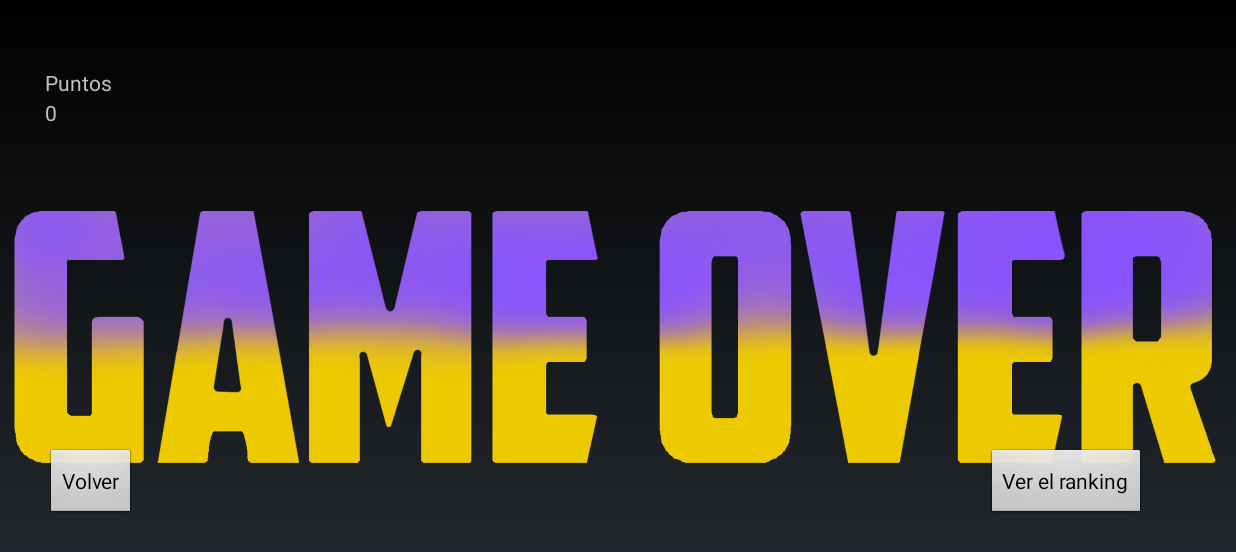
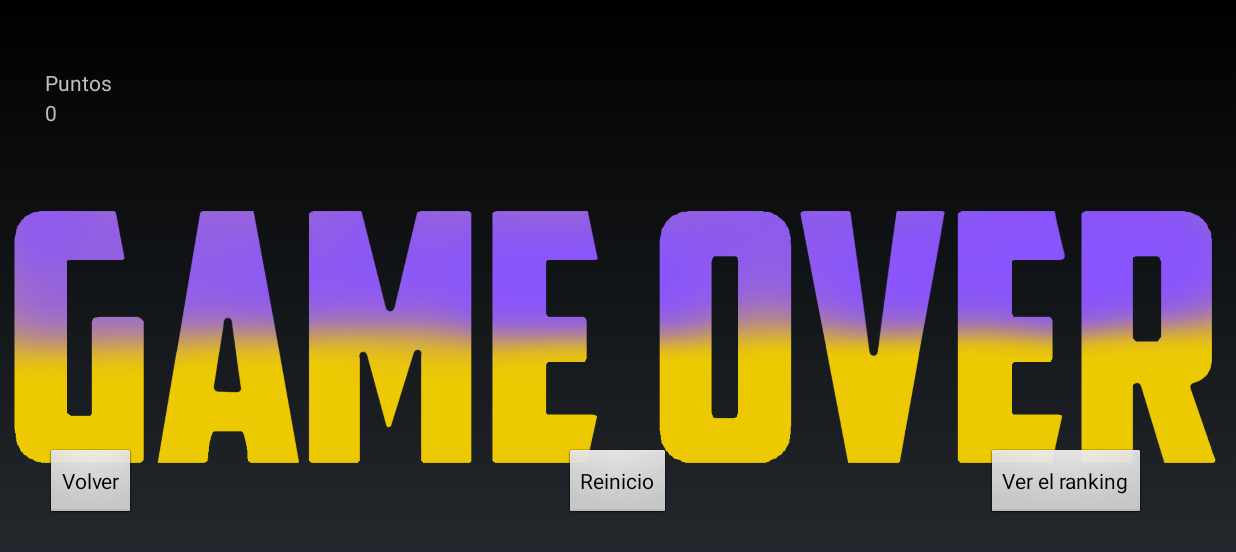
Before and after one commit to Rauldilla/SPACE-INVADERS-FINAL, an Android app: the MenuActivity screen opened directly, with no data from a screen before it, on a phone screen of 824 x 412 dp (held sideways). Shown: the top 552 px of the screen. Run offline under Robolectric (Android 15) with nearby library versions, the phone set to English and light mode, and no system bars; 3 statements that could not run were skipped.

Commit message:
Añadido boton reinicio

```diff
--- a/SpaceInvaders/app/src/main/java/com/example/aleja/spaceinvaders/MenuActivity.java
+++ b/SpaceInvaders/app/src/main/java/com/example/aleja/spaceinvaders/MenuActivity.java
@@ -11,6 +11,8 @@ import android.widget.TextView;
 
 public class MenuActivity extends Activity {
     private ScoreDdHelper helper;
+    boolean rebo;
+    boolean isAdult;
 
     protected void onCreate(Bundle savedInstanceState) {
         super.onCreate(savedInstanceState);
@@ -54,5 +56,16 @@ public class MenuActivity extends Activity {
                 startActivity(intent);
             }
         });
+
+        final Button redo = this.findViewById(R.id.redo);
+        redo.setOnClickListener(new View.OnClickListener() {
+            public void onClick(View v) {
+                Intent intent = new Intent(MenuActivity.this,SpaceInvaders.class);
+                intent.putExtra("adult", isAdult);
+                intent.putExtra(getResources().getString(R.string.name), name);
+                intent.putExtra("rebote", rebo);
+                startActivity(intent);
+            }
+        });
     }
 }
--- a/SpaceInvaders/app/src/main/java/com/example/aleja/spaceinvaders/VistaSpaceInvaders.java
+++ b/SpaceInvaders/app/src/main/java/com/example/aleja/spaceinvaders/VistaSpaceInvaders.java
@@ -489,6 +489,8 @@ public class VistaSpaceInvaders extends SurfaceView implements Runnable {
 
                                         intent.putExtra(getResources().getString(R.string.victory), true);
                                         intent.putExtra(getResources().getString(R.string.score), puntuacion);
+                                        intent.putExtra("adult", isAdult);
+                                        intent.putExtra("rebote", rebotes);
                                         activity.finish();
                                         activity.startActivity(intent);
                                         Thread.currentThread().interrupt();
@@ -518,6 +520,8 @@ public class VistaSpaceInvaders extends SurfaceView implements Runnable {
 
                                     intent.putExtra(getResources().getString(R.string.victory), true);
                                     intent.putExtra(getResources().getString(R.string.score), puntuacion);
+                                    intent.putExtra("adult", isAdult);
+                                    intent.putExtra("rebote", rebotes);
                                     activity.finish();
                                     activity.startActivity(intent);
                                     Thread.currentThread().interrupt();
@@ -567,6 +571,8 @@ public class VistaSpaceInvaders extends SurfaceView implements Runnable {
 
                                 intent.putExtra(getResources().getString(R.string.victory), true);
                                 intent.putExtra(getResources().getString(R.string.score), puntuacion);
+                                intent.putExtra("adult", isAdult);
+                                intent.putExtra("rebote", rebotes);
                                 activity.finish();
                                 activity.startActivity(intent);
                                 Thread.currentThread().interrupt();
--- a/SpaceInvaders/app/src/main/res/layout/menu.xml
+++ b/SpaceInvaders/app/src/main/res/layout/menu.xml
@@ -56,4 +56,12 @@
         android:layout_toEndOf="@+id/name"
         android:text="@string/back" />
 
+    <Button
+        android:id="@+id/redo"
+        android:layout_width="wrap_content"
+        android:layout_height="wrap_content"
+        android:layout_alignTop="@+id/view_ranking"
+        android:layout_centerHorizontal="true"
+        android:text="Reinicio" />
+
 </RelativeLayout>
--- a/SpaceInvaders/build.gradle
+++ b/SpaceInvaders/build.gradle
@@ -7,7 +7,7 @@ buildscript {
         jcenter()
     }
     dependencies {
-        classpath 'com.android.tools.build:gradle:3.2.0'
+        classpath 'com.android.tools.build:gradle:3.2.1'
 
 
         // NOTE: Do not place your application dependencies here; they belong
```
